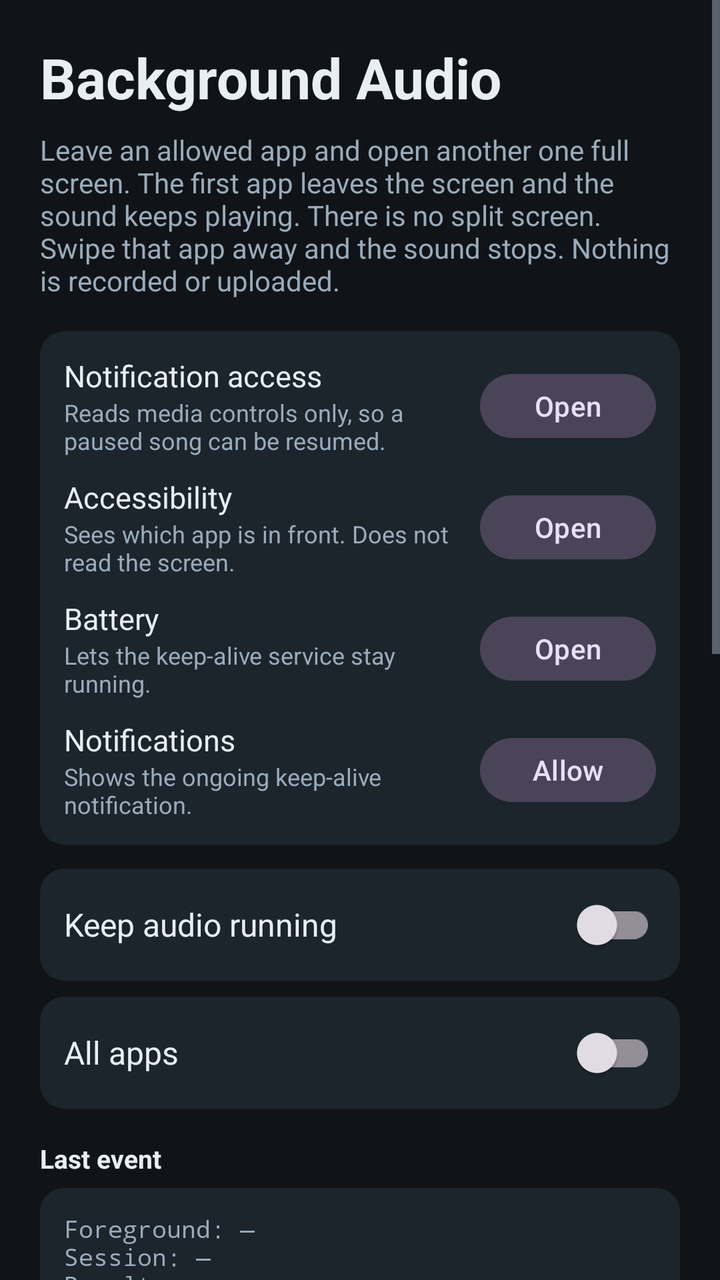
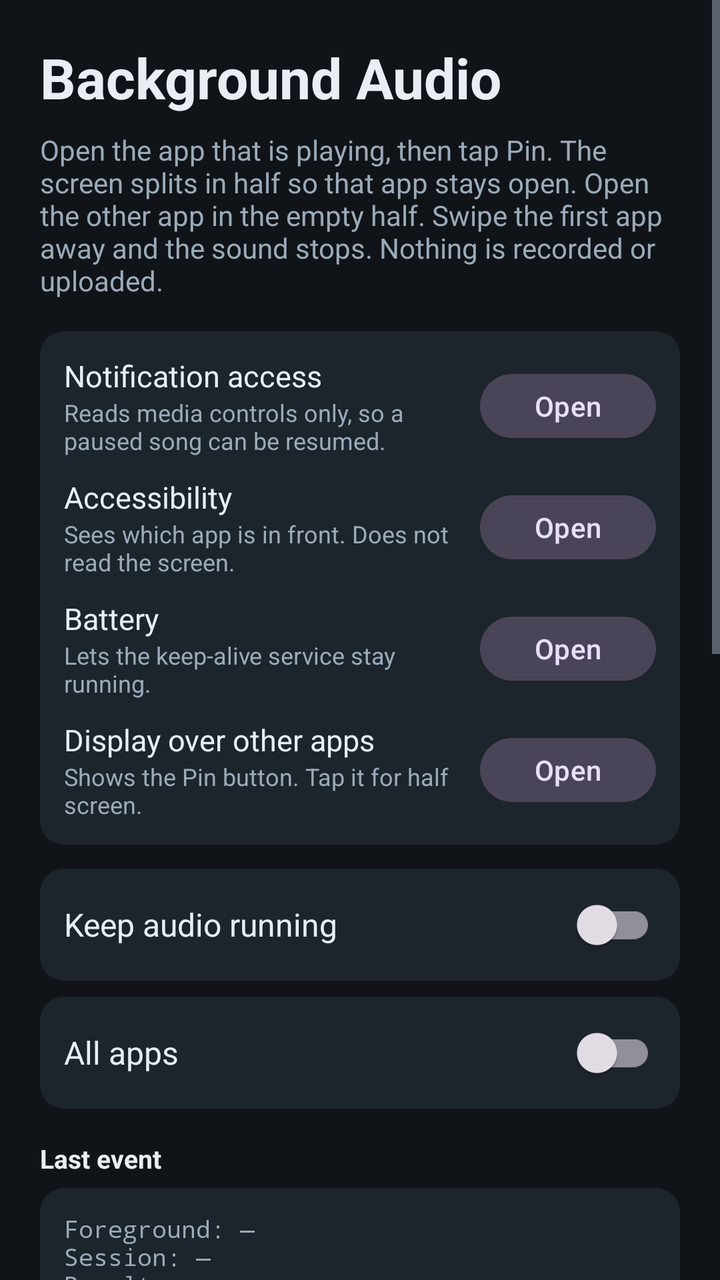

Screens rendered from an Android XML layout before and after an edit, with the pre-edit source and the edit as a unified diff.
<!-- AndroidManifest.xml: application theme Theme.BgAudio -->
<!-- res/layout/activity_main.xml -->
<?xml version="1.0" encoding="utf-8"?>
<ScrollView xmlns:android="http://schemas.android.com/apk/res/android"
    android:layout_width="match_parent"
    android:layout_height="match_parent"
    android:background="@color/bg"
    android:fillViewport="true"
    android:fitsSystemWindows="true">

    <LinearLayout
        android:layout_width="match_parent"
        android:layout_height="wrap_content"
        android:orientation="vertical"
        android:padding="20dp">

        <TextView
            android:layout_width="match_parent"
            android:layout_height="wrap_content"
            android:text="@string/app_name"
            android:textColor="@color/text"
            android:textSize="28sp"
            android:textStyle="bold" />

        <TextView
            android:layout_width="match_parent"
            android:layout_height="wrap_content"
            android:layout_marginTop="8dp"
            android:text="@string/explanation"
            android:textColor="@color/muted"
            android:textSize="14sp" />

        <LinearLayout
            android:layout_width="match_parent"
            android:layout_height="wrap_content"
            android:layout_marginTop="16dp"
            android:background="@drawable/panel_bg"
            android:orientation="vertical"
            android:padding="12dp">

            <LinearLayout
                android:layout_width="match_parent"
                android:layout_height="wrap_content"
                android:gravity="center_vertical"
                android:orientation="horizontal">

                <LinearLayout
                    android:layout_width="0dp"
                    android:layout_height="wrap_content"
                    android:layout_weight="1"
                    android:orientation="vertical">

                    <TextView
                        android:layout_width="match_parent"
                        android:layout_height="wrap_content"
                        android:text="@string/perm_listener"
                        android:textColor="@color/text"
                        android:textSize="15sp" />

                    <TextView
                        android:id="@+id/listenerStatus"
                        android:layout_width="match_parent"
                        android:layout_height="wrap_content"
                        android:text="@string/perm_listener_hint"
                        android:textColor="@color/muted"
                        android:textSize="12sp" />
                </LinearLayout>

                <com.google.android.material.button.MaterialButton
                    android:id="@+id/listenerButton"
                    style="@style/Widget.Material3.Button.TonalButton"
                    android:layout_width="wrap_content"
                    android:layout_height="wrap_content"
                    android:layout_marginStart="8dp"
                    android:minHeight="40dp"
                    android:text="@string/open_settings" />
            </LinearLayout>

            <LinearLayout
                android:layout_width="match_parent"
                android:layout_height="wrap_content"
                android:layout_marginTop="10dp"
                android:gravity="center_vertical"
                android:orientation="horizontal">

                <LinearLayout
                    android:layout_width="0dp"
                    android:layout_height="wrap_content"
                    android:layout_weight="1"
                    android:orientation="vertical">

                    <TextView
                        android:layout_width="match_parent"
                        android:layout_height="wrap_content"
                        android:text="@string/perm_accessibility"
                        android:textColor="@color/text"
                        android:textSize="15sp" />

                    <TextView
                        android:id="@+id/accessibilityStatus"
                        android:layout_width="match_parent"
                        android:layout_height="wrap_content"
                        android:text="@string/perm_accessibility_hint"
                        android:textColor="@color/muted"
                        android:textSize="12sp" />
                </LinearLayout>

                <com.google.android.material.button.MaterialButton
                    android:id="@+id/accessibilityButton"
                    style="@style/Widget.Material3.Button.TonalButton"
                    android:layout_width="wrap_content"
                    android:layout_height="wrap_content"
                    android:layout_marginStart="8dp"
                    android:minHeight="40dp"
                    android:text="@string/open_settings" />
            </LinearLayout>

            <LinearLayout
                android:layout_width="match_parent"
                android:layout_height="wrap_content"
                android:layout_marginTop="10dp"
                android:gravity="center_vertical"
                android:orientation="horizontal">

                <LinearLayout
                    android:layout_width="0dp"
                    android:layout_height="wrap_content"
                    android:layout_weight="1"
                    android:orientation="vertical">

                    <TextView
                        android:layout_width="match_parent"
                        android:layout_height="wrap_content"
                        android:text="@string/perm_battery"
                        android:textColor="@color/text"
                        android:textSize="15sp" />

                    <TextView
                        android:id="@+id/batteryStatus"
                        android:layout_width="match_parent"
                        android:layout_height="wrap_content"
                        android:text="@string/perm_battery_hint"
                        android:textColor="@color/muted"
                        android:textSize="12sp" />
                </LinearLayout>

                <com.google.android.material.button.MaterialButton
                    android:id="@+id/batteryButton"
                    style="@style/Widget.Material3.Button.TonalButton"
                    android:layout_width="wrap_content"
                    android:layout_height="wrap_content"
                    android:layout_marginStart="8dp"
                    android:minHeight="40dp"
                    android:text="@string/open_settings" />
            </LinearLayout>

            <LinearLayout
                android:id="@+id/notificationRow"
                android:layout_width="match_parent"
                android:layout_height="wrap_content"
                android:layout_marginTop="10dp"
                android:gravity="center_vertical"
                android:orientation="horizontal">

                <LinearLayout
                    android:layout_width="0dp"
                    android:layout_height="wrap_content"
                    android:layout_weight="1"
                    android:orientation="vertical">

                    <TextView
                        android:layout_width="match_parent"
                        android:layout_height="wrap_content"
                        android:text="@string/perm_notifications"
                        android:textColor="@color/text"
                        android:textSize="15sp" />

                    <TextView
                        android:id="@+id/notificationStatus"
                        android:layout_width="match_parent"
                        android:layout_height="wrap_content"
                        android:text="@string/perm_notifications_hint"
                        android:textColor="@color/muted"
                        android:textSize="12sp" />
                </LinearLayout>

                <com.google.android.material.button.MaterialButton
                    android:id="@+id/notificationButton"
                    style="@style/Widget.Material3.Button.TonalButton"
                    android:layout_width="wrap_content"
                    android:layout_height="wrap_content"
                    android:layout_marginStart="8dp"
                    android:minHeight="40dp"
                    android:text="@string/allow" />
            </LinearLayout>
        </LinearLayout>

        <LinearLayout
            android:layout_width="match_parent"
            android:layout_height="wrap_content"
            android:layout_marginTop="12dp"
            android:background="@drawable/panel_bg"
            android:gravity="center_vertical"
            android:orientation="horizontal"
            android:paddingStart="12dp"
            android:paddingTop="4dp"
            android:paddingEnd="12dp"
            android:paddingBottom="4dp">

            <TextView
                android:layout_width="0dp"
                android:layout_height="wrap_content"
                android:layout_weight="1"
                android:text="@string/enable"
                android:textColor="@color/text"
                android:textSize="16sp" />

            <com.google.android.material.switchmaterial.SwitchMaterial
                android:id="@+id/switchEnabled"
                android:layout_width="wrap_content"
                android:layout_height="wrap_content" />
        </LinearLayout>

        <LinearLayout
            android:layout_width="match_parent"
            android:layout_height="wrap_content"
            android:layout_marginTop="8dp"
            android:background="@drawable/panel_bg"
            android:gravity="center_vertical"
            android:orientation="horizontal"
            android:paddingStart="12dp"
            android:paddingTop="4dp"
            android:paddingEnd="12dp"
            android:paddingBottom="4dp">

            <TextView
                android:layout_width="0dp"
                android:layout_height="wrap_content"
                android:layout_weight="1"
                android:text="@string/allow_all"
                android:textColor="@color/text"
                android:textSize="16sp" />

            <com.google.android.material.switchmaterial.SwitchMaterial
                android:id="@+id/switchAllowAll"
                android:layout_width="wrap_content"
                android:layout_height="wrap_content" />
        </LinearLayout>

        <TextView
            android:layout_width="match_parent"
            android:layout_height="wrap_content"
            android:layout_marginTop="16dp"
            android:text="@string/debug_header"
            android:textColor="@color/text"
            android:textSize="13sp"
            android:textStyle="bold" />

        <TextView
            android:id="@+id/debugText"
            android:layout_width="match_parent"
            android:layout_height="wrap_content"
            android:layout_marginTop="6dp"
            android:background="@drawable/panel_bg"
            android:fontFamily="monospace"
            android:padding="12dp"
            android:text="@string/debug_empty"
            android:textColor="@color/muted"
            android:textSize="12sp" />

        <TextView
            android:layout_width="match_parent"
            android:layout_height="wrap_content"
            android:layout_marginTop="16dp"
            android:text="@string/apps_header"
            android:textColor="@color/text"
            android:textSize="13sp"
            android:textStyle="bold" />

        <EditText
            android:id="@+id/filterApps"
            android:layout_width="match_parent"
            android:layout_height="wrap_content"
            android:layout_marginTop="8dp"
            android:background="@drawable/panel_bg"
            android:hint="@string/filter_hint"
            android:importantForAutofill="no"
            android:inputType="text"
            android:padding="12dp"
            android:textColor="@color/text"
            android:textColorHint="@color/muted" />

        <TextView
            android:id="@+id/emptyApps"
            android:layout_width="match_parent"
            android:layout_height="wrap_content"
            android:paddingTop="12dp"
            android:text="@string/no_apps"
            android:textColor="@color/muted"
            android:visibility="gone" />

        <androidx.recyclerview.widget.RecyclerView
            android:id="@+id/appList"
            android:layout_width="match_parent"
            android:layout_height="480dp"
            android:nestedScrollingEnabled="true"
            android:paddingTop="4dp" />
    </LinearLayout>
</ScrollView>
<!-- resources referenced by this layout -->
<resources>
  <color name="bg">#101418</color>
  <color name="muted">#9AABBA</color>
  <color name="text">#E8EEF4</color>
  <!-- drawable panel_bg (drawable) -->
  <?xml version="1.0" encoding="utf-8"?>
  <shape xmlns:android="http://schemas.android.com/apk/res/android"
      android:shape="rectangle">
      <solid android:color="@color/surface" />
      <corners android:radius="12dp" />
  </shape>
  <string name="allow">Allow</string>
  <string name="allow_all">All apps</string>
  <string name="app_name">Background Audio</string>
  <string name="apps_header">Allowed apps</string>
  <string name="debug_empty">Foreground: —\nSession: —\nResult: —</string>
  <string name="debug_header">Last event</string>
  <string name="enable">Keep audio running</string>
  <string name="explanation">Leave an allowed app and open another one full screen. The first app leaves the screen and the sound keeps playing. There is no split screen. Swipe that app away and the sound stops. Nothing is recorded or uploaded.</string>
  <string name="filter_hint">Filter apps</string>
  <string name="no_apps">No apps match.</string>
  <string name="open_settings">Open</string>
  <string name="perm_accessibility">Accessibility</string>
  <string name="perm_accessibility_hint">Sees which app is in front. Does not read the screen.</string>
  <string name="perm_battery">Battery</string>
  <string name="perm_battery_hint">Lets the keep-alive service stay running.</string>
  <string name="perm_listener">Notification access</string>
  <string name="perm_listener_hint">Reads media controls only, so a paused song can be resumed.</string>
  <string name="perm_notifications">Notifications</string>
  <string name="perm_notifications_hint">Shows the ongoing keep-alive notification.</string>
  <style name="Theme.BgAudio" parent="Theme.Material3.Dark.NoActionBar">
          <item name="colorPrimary">@color/accent</item>
          <item name="colorOnPrimary">@color/onAccent</item>
          <item name="colorSecondary">@color/accent</item>
          <item name="android:statusBarColor">@color/bg</item>
          <item name="android:navigationBarColor">@color/bg</item>
          <item name="android:windowBackground">@color/bg</item>
          <item name="android:textColorPrimary">@color/text</item>
          <item name="android:textColorSecondary">@color/muted</item>
      </style>
  <color name="surface">#1C242C</color>
  <color name="accent">#3DDC97</color>
  <color name="onAccent">#102018</color>
</resources>

<!-- the commit's change to res/layout/activity_main.xml (unified diff, before → after) -->
@@ -153,7 +153,6 @@
             </LinearLayout>
 
             <LinearLayout
-                android:id="@+id/notificationRow"
                 android:layout_width="match_parent"
                 android:layout_height="wrap_content"
                 android:layout_marginTop="10dp"
@@ -169,27 +168,27 @@
                     <TextView
                         android:layout_width="match_parent"
                         android:layout_height="wrap_content"
-                        android:text="@string/perm_notifications"
+                        android:text="@string/perm_overlay"
                         android:textColor="@color/text"
                         android:textSize="15sp" />
 
                     <TextView
-                        android:id="@+id/notificationStatus"
-                        android:layout_width="match_parent"
-                        android:layout_height="wrap_content"
-                        android:text="@string/perm_notifications_hint"
+                        android:id="@+id/overlayStatus"
+                        android:layout_width="match_parent"
+                        android:layout_height="wrap_content"
+                        android:text="@string/perm_overlay_hint"
                         android:textColor="@color/muted"
                         android:textSize="12sp" />
                 </LinearLayout>
 
                 <com.google.android.material.button.MaterialButton
-                    android:id="@+id/notificationButton"
+                    android:id="@+id/overlayButton"
                     style="@style/Widget.Material3.Button.TonalButton"
                     android:layout_width="wrap_content"
                     android:layout_height="wrap_content"
                     android:layout_marginStart="8dp"
                     android:minHeight="40dp"
-                    android:text="@string/allow" />
+                    android:text="@string/open_settings" />
             </LinearLayout>
         </LinearLayout>
 
<!-- resource entries referenced after the edit -->
@@ -10,14 +10,13 @@
       <solid android:color="@color/surface" />
       <corners android:radius="12dp" />
   </shape>
-  <string name="allow">Allow</string>
   <string name="allow_all">All apps</string>
   <string name="app_name">Background Audio</string>
   <string name="apps_header">Allowed apps</string>
   <string name="debug_empty">Foreground: —\nSession: —\nResult: —</string>
   <string name="debug_header">Last event</string>
   <string name="enable">Keep audio running</string>
-  <string name="explanation">Leave an allowed app and open another one full screen. The first app leaves the screen and the sound keeps playing. There is no split screen. Swipe that app away and the sound stops. Nothing is recorded or uploaded.</string>
+  <string name="explanation">Open the app that is playing, then tap Pin. The screen splits in half so that app stays open. Open the other app in the empty half. Swipe the first app away and the sound stops. Nothing is recorded or uploaded.</string>
   <string name="filter_hint">Filter apps</string>
   <string name="no_apps">No apps match.</string>
   <string name="open_settings">Open</string>
@@ -27,8 +26,8 @@
   <string name="perm_battery_hint">Lets the keep-alive service stay running.</string>
   <string name="perm_listener">Notification access</string>
   <string name="perm_listener_hint">Reads media controls only, so a paused song can be resumed.</string>
-  <string name="perm_notifications">Notifications</string>
-  <string name="perm_notifications_hint">Shows the ongoing keep-alive notification.</string>
+  <string name="perm_overlay">Display over other apps</string>
+  <string name="perm_overlay_hint">Shows the Pin button. Tap it for half screen.</string>
   <style name="Theme.BgAudio" parent="Theme.Material3.Dark.NoActionBar">
           <item name="colorPrimary">@color/accent</item>
           <item name="colorOnPrimary">@color/onAccent</item>
